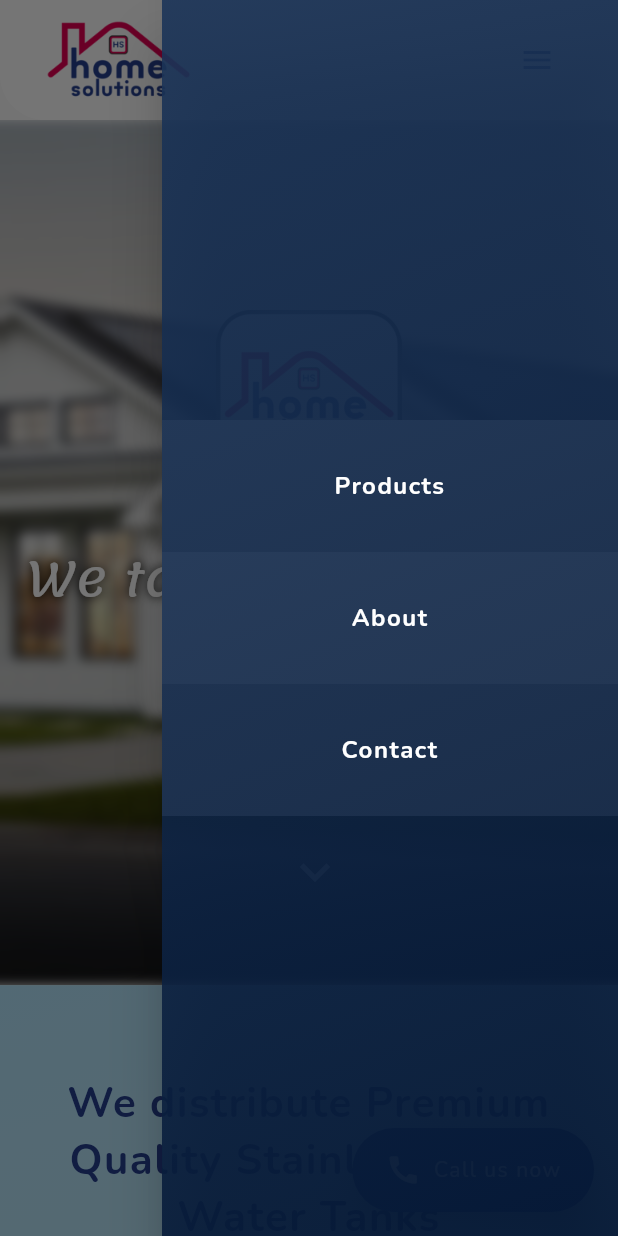
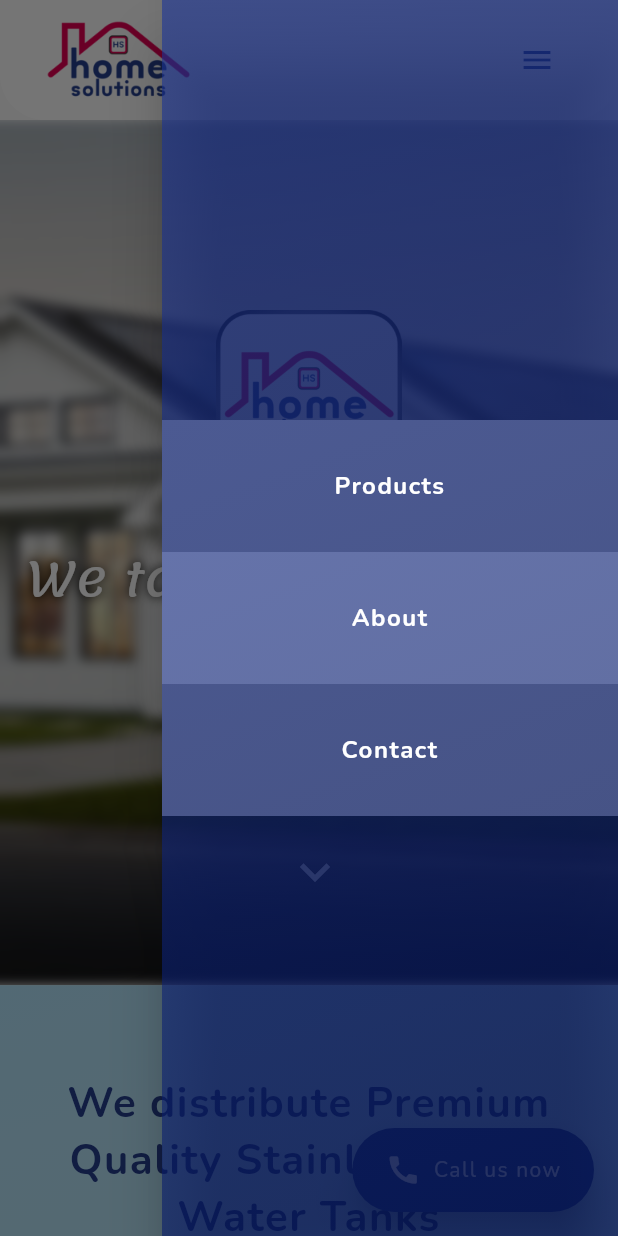
Before and after one commit to rithviknishad/home_solutions_kozhikode, a Flutter app: the screen it shows after launch, with the side drawer open, on a phone screen of 412 x 824 dp. Run offline on Flutter 3.47's test engine with Material 2 defaults, Android fonts, the light colour scheme and no system bars; our stand-ins replace auto_route, ionicons; missing offline and left inert: flutter_animator, mailto.

Commit message:
change number and drawer color

```diff
--- a/lib/routes/landing.dart
+++ b/lib/routes/landing.dart
@@ -67,8 +67,8 @@ class LandingPage extends StatelessWidget {
                 begin: Alignment.topLeft,
                 end: Alignment.bottomRight,
                 colors: [
-                  Color(0xFF1C3559).withOpacity(0.9),
-                  Color(0xFF051937).withOpacity(0.9),
+                  Color(0xFF1C3599).withOpacity(0.6),
+                  Color(0xFF051967).withOpacity(0.6),
                 ],
               ),
             ),
@@ -298,7 +298,7 @@ class CallNowButton extends StatelessWidget {
         offset: const Duration(milliseconds: 500),
       ),
       child: Link(
-        uri: Uri(scheme: 'tel', path: '+91 9048-336658'),
+        uri: Uri(scheme: 'tel', path: '+91 9048-336657'),
         builder: (context, followLink) => ElevatedButton.icon(
           style: ElevatedButton.styleFrom(
             shape: RoundedRectangleBorder(
```
